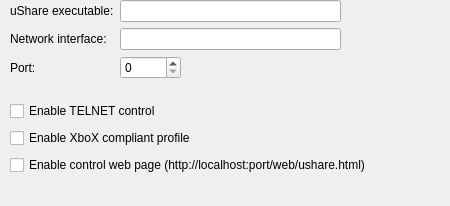
The window that applet/configdialog.ui (amoskahiga/ushareoid) describes before a commit, drawn with Qt 5.
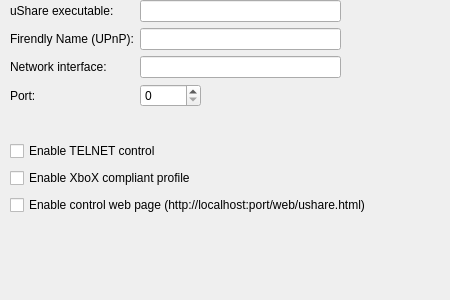
The same window after the commit.

Commit message: Added "Friendly Name" configuration option. Added glass effect to svg icon.

What changed in the file:
```diff
--- a/applet/configdialog.ui
+++ b/applet/configdialog.ui
@@ -7,13 +7,13 @@
     <x>0</x>
     <y>0</y>
     <width>450</width>
-    <height>206</height>
+    <height>300</height>
    </rect>
   </property>
   <property name="minimumSize">
    <size>
     <width>450</width>
-    <height>200</height>
+    <height>300</height>
    </size>
   </property>
   <property name="windowTitle">
@@ -25,7 +25,7 @@
      <x>10</x>
      <y>0</y>
      <width>331</width>
-     <height>101</height>
+     <height>122</height>
     </rect>
    </property>
    <layout class="QFormLayout" name="formLayout">
@@ -45,7 +45,7 @@
     <item row="0" column="1">
      <widget class="QLineEdit" name="ushareExecutaleLineEdit"/>
     </item>
-    <item row="1" column="0">
+    <item row="2" column="0">
      <widget class="QLabel" name="networkInterfaceLabel">
       <property name="text">
        <string>Network interface:</string>
@@ -58,31 +58,41 @@
       </property>
      </widget>
     </item>
-    <item row="1" column="1">
+    <item row="2" column="1">
      <widget class="QLineEdit" name="networkInterfaceLineEdit"/>
     </item>
-    <item row="2" column="0">
+    <item row="3" column="0">
      <widget class="QLabel" name="portLabel">
       <property name="text">
        <string>Port:</string>
       </property>
      </widget>
     </item>
-    <item row="2" column="1">
+    <item row="3" column="1">
      <widget class="QSpinBox" name="portSpinBox">
       <property name="maximum">
        <number>65535</number>
       </property>
      </widget>
     </item>
+    <item row="1" column="0">
+     <widget class="QLabel" name="friendlyNameLabel">
+      <property name="text">
+       <string>Firendly Name (UPnP):</string>
+      </property>
+     </widget>
+    </item>
+    <item row="1" column="1">
+     <widget class="QLineEdit" name="friendlyNameLineEdit"/>
+    </item>
    </layout>
   </widget>
   <widget class="QWidget" name="verticalLayoutWidget">
    <property name="geometry">
     <rect>
      <x>10</x>
-     <y>100</y>
-     <width>440</width>
+     <y>140</y>
+     <width>441</width>
      <height>79</height>
     </rect>
    </property>
```
The commit also changes 4 other files.
